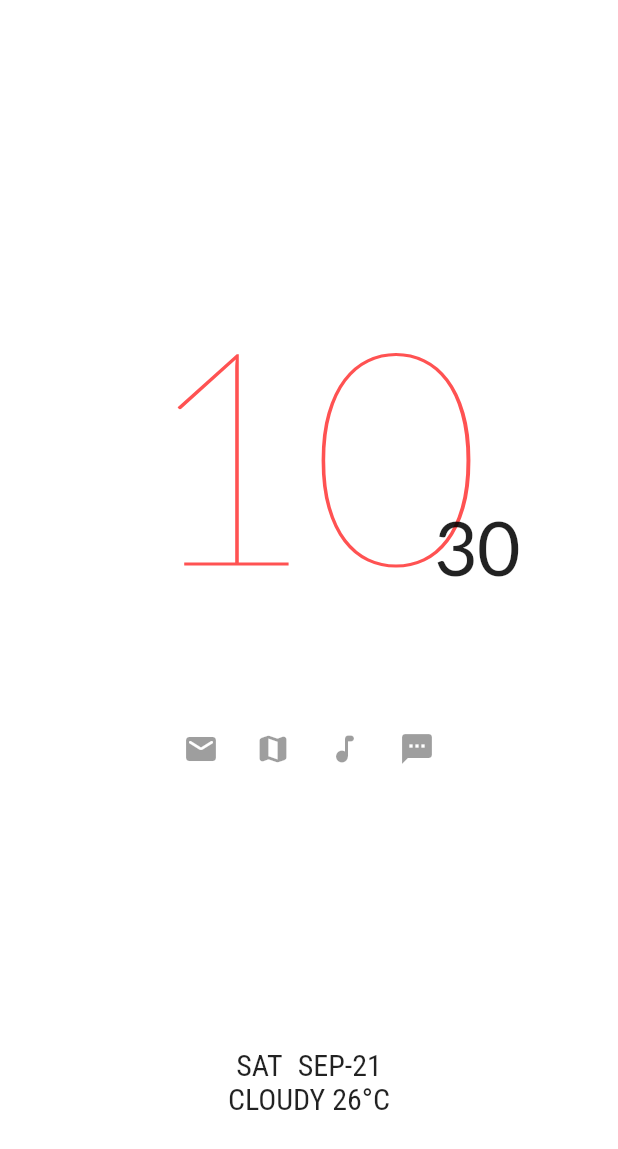
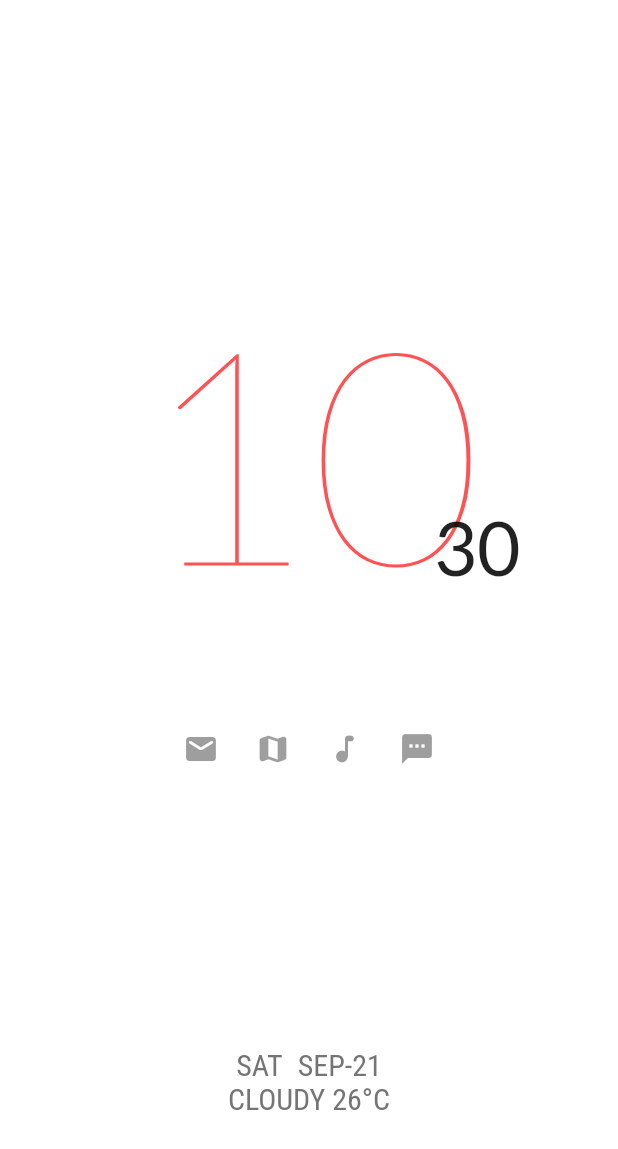
Before and after one commit to AdityaTajanpure/home_screen_design, a Flutter app: the screen it shows after launch, on a phone screen of 412 x 824 dp. Shown: the top 1149 px of the screen. Run offline on Flutter 3.47's test engine with Material 2 defaults, Android fonts, the phone set to English and light mode, and no system bars; our stand-ins replace google_fonts.

Commit message:
Finishing touches

```diff
--- a/App/screenutil_clock_screen/lib/clock_screen.dart
+++ b/App/screenutil_clock_screen/lib/clock_screen.dart
@@ -65,6 +65,7 @@ class ClockScreen extends StatelessWidget {
                 days[date.weekday].toUpperCase(),
                 style: GoogleFonts.robotoCondensed().copyWith(
                   fontSize: 20,
+                  color: Colors.grey[600],
                 ),
               ),
               const SizedBox(width: 10),
@@ -72,15 +73,15 @@ class ClockScreen extends StatelessWidget {
                 '${months[date.month].toUpperCase()}-${date.day.toString()}',
                 style: GoogleFonts.robotoCondensed().copyWith(
                   fontSize: 20,
+                  color: Colors.grey[600],
                 ),
               )
             ],
           ),
           Text(
             'CLOUDY 26°C',
-            style: GoogleFonts.robotoCondensed().copyWith(
-              fontSize: 20,
-            ),
+            style: GoogleFonts.robotoCondensed()
+                .copyWith(fontSize: 20, color: Colors.grey[600]),
           ),
           SizedBox(
             height: 80,
```
